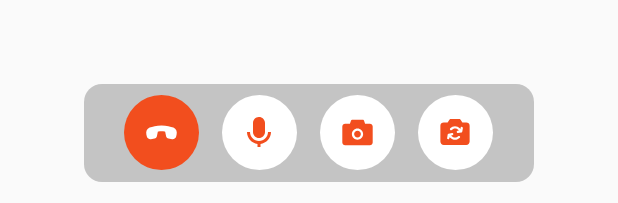
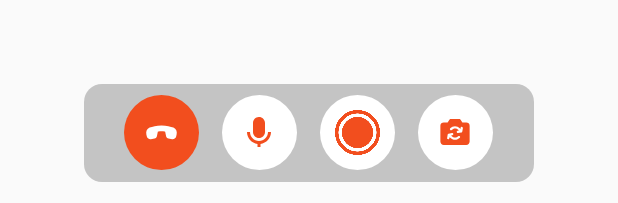
Before and after one commit to SadulloyevBotir/android_agora, an Android app: the layout activity_videocall.xml on its own in the app's theme, with its tools: preview values and no code run, on a phone screen of 412 x 824 dp. Shown: the part 1030-1233 px from the top of the screen. Run offline under Robolectric (Android 15) with nearby library versions, the phone set to English and light mode, and no system bars.

Commit message:
recording

```diff
--- a/app/src/main/AndroidManifest.xml
+++ b/app/src/main/AndroidManifest.xml
@@ -4,7 +4,9 @@
 
     <uses-permission android:name="android.permission.INTERNET" />
     <uses-permission android:name="android.permission.CAMERA" />
+    <uses-permission android:name="android.permission.WRITE_INTERNAL_STORAGE" />
     <uses-permission android:name="android.permission.RECORD_AUDIO" />
+    <uses-permission android:name="android.permission.FOREGROUND_SERVICE"/>
     <uses-permission android:name="android.permission.MODIFY_AUDIO_SETTINGS" />
     <uses-permission android:name="android.permission.ACCESS_WIFI_STATE" />
     <uses-permission android:name="android.permission.ACCESS_NETWORK_STATE" />
--- a/app/src/main/res/layout/activity_videocall.xml
+++ b/app/src/main/res/layout/activity_videocall.xml
@@ -92,9 +92,9 @@
                 android:background="@drawable/item_fun_collections"
                 android:gravity="center_vertical|center_horizontal"
                 android:orientation="horizontal"
-                android:paddingLeft="25dp"
+                android:paddingLeft="20dp"
                 android:paddingTop="5dp"
-                android:paddingRight="25dp"
+                android:paddingRight="20dp"
                 android:paddingBottom="5dp">
 
                 <LinearLayout
@@ -129,7 +129,7 @@
                 </LinearLayout>
 
                 <LinearLayout
-                    android:id="@+id/bn_camera"
+                    android:id="@+id/bn_record"
                     android:layout_width="50dp"
                     android:layout_height="50dp"
                     android:layout_marginLeft="15dp"
@@ -137,10 +137,11 @@
                     android:gravity="center_horizontal|center_vertical">
 
                     <ImageView
-                        android:id="@+id/ic_camera"
-                        android:layout_width="wrap_content"
-                        android:layout_height="wrap_content"
-                        android:src="@drawable/ic_camera_on" />
+                        android:id="@+id/ic_record"
+                        android:layout_width="30dp"
+                        android:layout_height="30dp"
+                        android:src="@drawable/bt_record"
+                        app:tint="@color/red" />
 
                 </LinearLayout>
 
```
Also changed, not shown: app/build.gradle (+5 -3 lines), app/src/main/java/com/example/android_agora/VideoCallActivity.kt (+83 -15 lines), app/src/main/res/drawable/bt_record.png (added), app/src/main/res/drawable/bt_record_stop.png (added).
